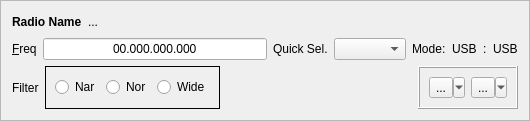
Old version of the form mqt/MqtLogger/rigcontrolframe.ui in the repository zsteva/backup-minos2.
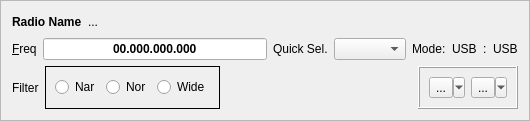
New version of the form. Custom widgets are drawn as their Qt base class.

Commit message: Make bearing and frequency bold

Diff of the .ui file:
```diff
--- a/mqt/MqtLogger/rigcontrolframe.ui
+++ b/mqt/MqtLogger/rigcontrolframe.ui
@@ -87,6 +87,12 @@
          </item>
          <item>
           <widget class="FreqLineEdit" name="freqInput">
+           <property name="font">
+            <font>
+             <weight>75</weight>
+             <bold>true</bold>
+            </font>
+           </property>
            <property name="focusPolicy">
             <enum>Qt::ClickFocus</enum>
            </property>
```
The commit also changes 1 other file.
